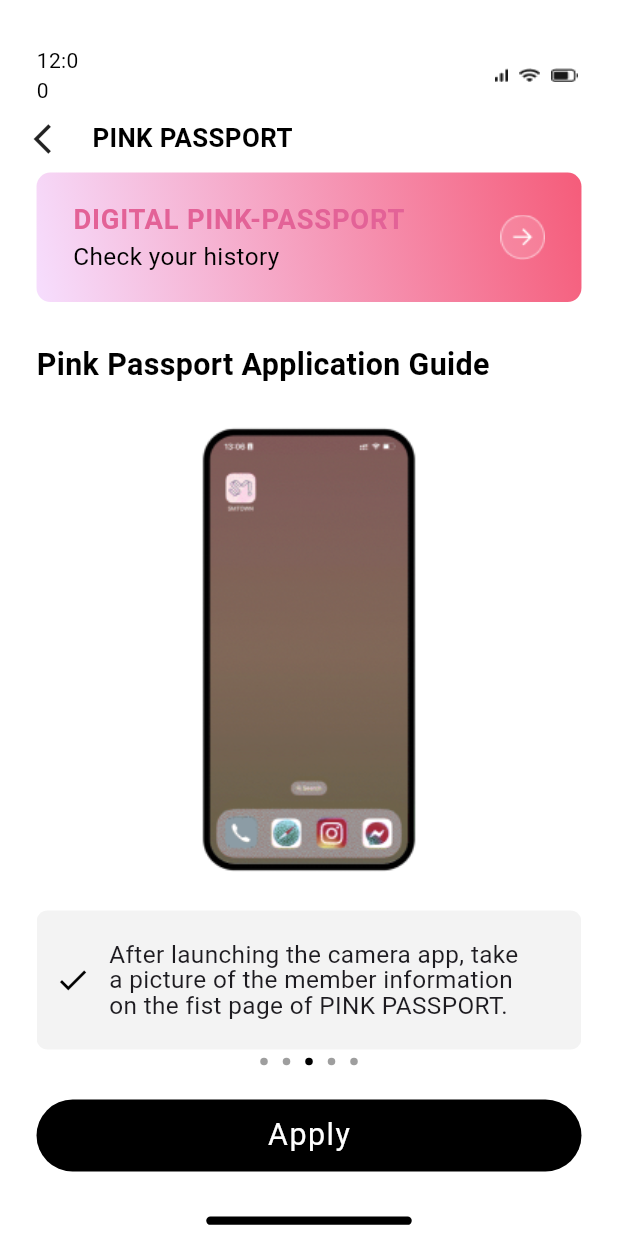
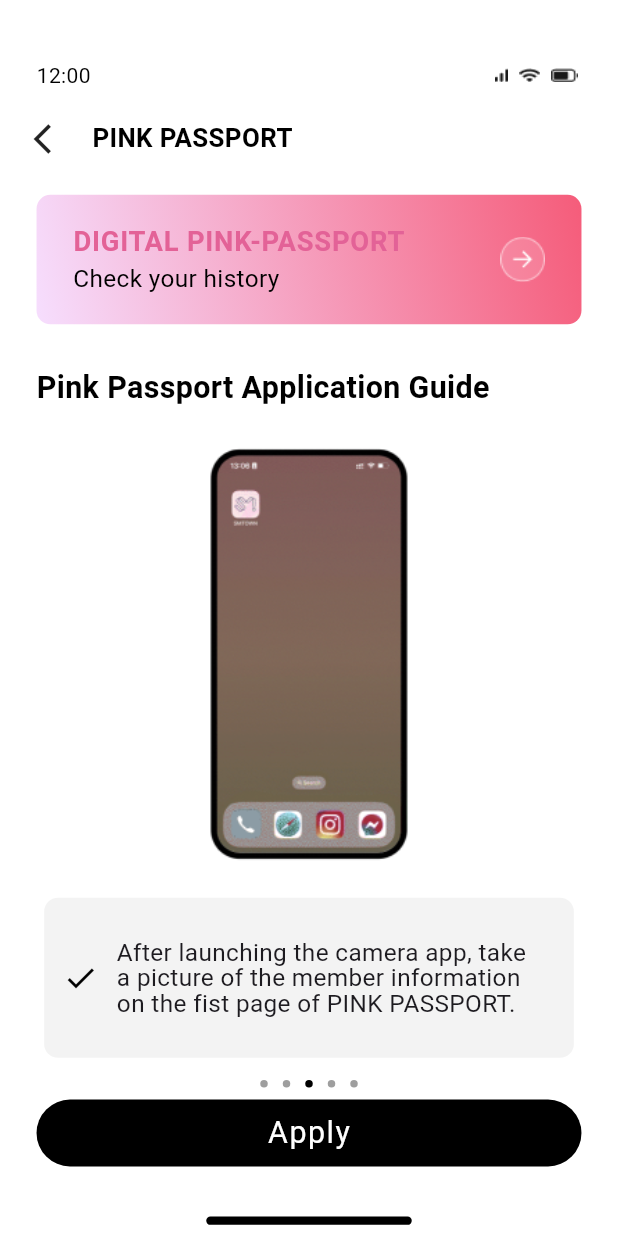
Before and after one commit to DoThienTai/Layout_call, a Flutter app: the screen it shows after launch, on a phone screen of 412 x 824 dp. Run offline on Flutter 3.47's test engine with Material 3 defaults, Android fonts, the phone set to English and light mode, and no system bars; our stand-ins replace flutter_advanced_switch, flutter_screenutil, google_maps_flutter.

Commit message:
fix code

```diff
--- a/lib/screen/pink_passport_screen.dart
+++ b/lib/screen/pink_passport_screen.dart
@@ -93,7 +93,7 @@ class _PinkPassportState extends State<PinkPassport> {
                   mainAxisAlignment: MainAxisAlignment.spaceBetween,
                   children: [
                     Container(
-                      width: 35.w,
+                      width: 40.w,
                       child: Text(
                         "12:00",
                         style: TextStyle(color: Colors.black),
@@ -176,6 +176,7 @@ class _PinkPassportState extends State<PinkPassport> {
                          Container(
                            height: 93.h,
                            padding: EdgeInsets.symmetric(vertical: 20.h,horizontal: 24.w),
+                           margin: EdgeInsets.only(top: 16.h, bottom: 30.h),
                            decoration: BoxDecoration(
                              borderRadius: BorderRadius.all(Radius.circular(10.h)),
                              gradient: LinearGradient(
@@ -222,14 +223,13 @@ class _PinkPassportState extends State<PinkPassport> {
                          ),
                          //slider
                          Container(
-                           height: 573.h,
+                           height: 527.h,
                            child: Column(
                              children: [
                                //title
                                Container(
                                  height: 27.h,
                                  width: double.maxFinite,
-                                 margin: EdgeInsets.only(top: 30.h),
                                  child: Text(
                                    'Pink Passport Application Guide',
                                    style: TextStyle(
@@ -255,14 +255,14 @@ class _PinkPassportState extends State<PinkPassport> {
                                       return Column(
                                         children: [
                                           Container(
-                                            height: 323,
+                                            height: 323.h,
                                             child: Image.asset(data[index]['image'],),
                                           ),
                                           Container(
-                                            margin: EdgeInsets.only(top: 16.h,bottom: 16.h),
-                                            height: 100.h,
+                                            margin: EdgeInsets.symmetric(horizontal: 5.w,vertical:16.h ),
+                                            height: 115.h,
                                             decoration: BoxDecoration(
-                                              borderRadius: BorderRadius.all(Radius.circular(8.h)),
+                                              borderRadius: BorderRadius.all(Radius.circular(10.h)),
                                               color: Color(0xFFF3F3F3),
                                             ),
                                             child: Row(
@@ -292,7 +292,7 @@ class _PinkPassportState extends State<PinkPassport> {
                                ),
                                //pagination
                                Container(
-                                 margin: EdgeInsets.only(bottom: 20.h),
+                                 margin: EdgeInsets.only(bottom: 9.h),
                                  child: Row(
                                    mainAxisAlignment: MainAxisAlignment.center,
                                    children: List.generate(data.length, (index) => _buildDot(index),),
@@ -310,7 +310,7 @@ class _PinkPassportState extends State<PinkPassport> {
                                color: Colors.black
                              ),
                              width: double.infinity,
-                             height: 48,
+                             height: 48.h,
                              margin: EdgeInsets.only( bottom:16.h ),
                              child:  Center(
                                child: Text(
```
